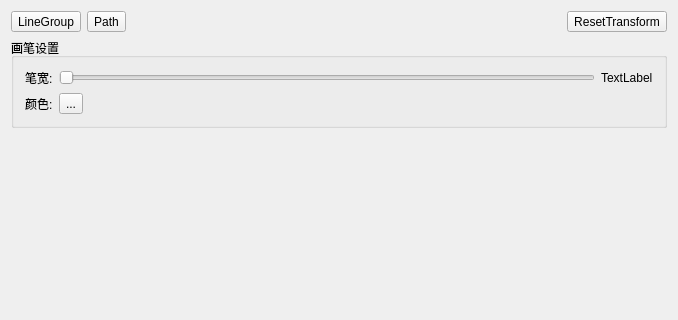
shufameng/draw_smooth_curve_test, file drawcurvedialog.ui: the form before one commit; both pictures show x 0 to 678 and y 0 to 320 of the 678 by 613 pixel window.
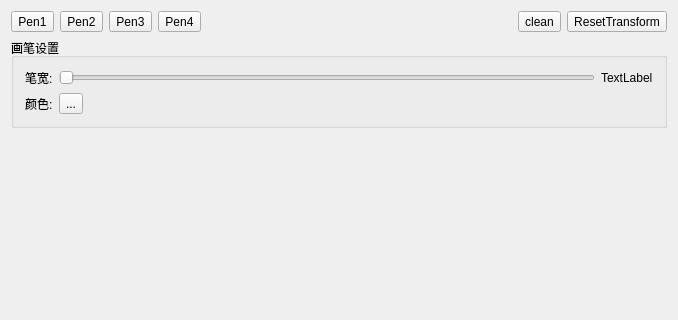
The form after the commit. Custom widgets are drawn as their Qt base class.

Patch:
```diff
--- a/drawcurvedialog.ui
+++ b/drawcurvedialog.ui
@@ -19,7 +19,7 @@
      <item>
       <widget class="QToolButton" name="toolButtonLineGroup">
        <property name="text">
-        <string>LineGroup</string>
+        <string>Pen1</string>
        </property>
        <property name="checkable">
         <bool>true</bool>
@@ -29,7 +29,27 @@
      <item>
       <widget class="QToolButton" name="toolButtonPath">
        <property name="text">
-        <string>Path</string>
+        <string>Pen2</string>
+       </property>
+       <property name="checkable">
+        <bool>true</bool>
+       </property>
+      </widget>
+     </item>
+     <item>
+      <widget class="QToolButton" name="toolButtonPen3">
+       <property name="text">
+        <string>Pen3</string>
+       </property>
+       <property name="checkable">
+        <bool>true</bool>
+       </property>
+      </widget>
+     </item>
+     <item>
+      <widget class="QToolButton" name="toolButtonPen4">
+       <property name="text">
+        <string>Pen4</string>
        </property>
        <property name="checkable">
         <bool>true</bool>
@@ -49,6 +69,13 @@
        </property>
       </spacer>
      </item>
+     <item>
+      <widget class="QToolButton" name="toolButton">
+       <property name="text">
+        <string>clean</string>
+       </property>
+      </widget>
+     </item>
      <item>
       <widget class="QToolButton" name="toolButtonResetTransform">
        <property name="text">
```
Left out of the diff: 4 changed lines with no effect on the pictures.
